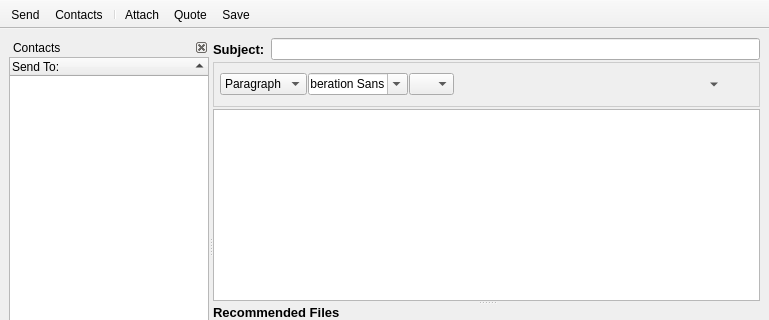
RetroShare/RetroShare, file retroshare-gui/src/gui/msgs/MessageComposer.ui: the form before one commit; both pictures show x 0 to 769 and y 0 to 320 of the 769 by 485 pixel window.
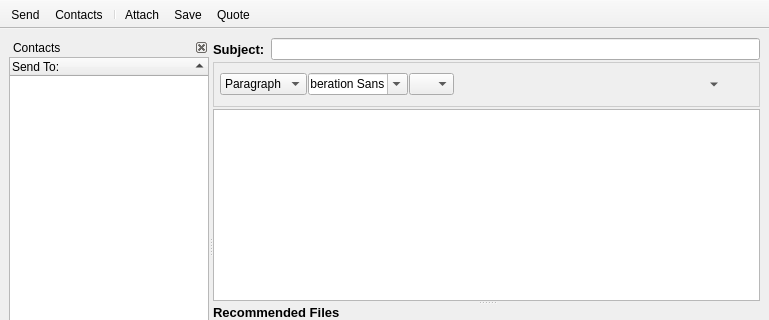
The form after the commit. Icons and pictures are not drawn.

Commit message: moved Quote Action as Last entry in ToolBar

```diff
--- a/retroshare-gui/src/gui/msgs/MessageComposer.ui
+++ b/retroshare-gui/src/gui/msgs/MessageComposer.ui
@@ -678,8 +678,8 @@
    <addaction name="actionContactsView"/>
    <addaction name="separator"/>
    <addaction name="actionAttach"/>
-   <addaction name="actionQuote"/>
    <addaction name="actionSaveas"/>
+   <addaction name="actionQuote"/>
   </widget>
   <action name="actionSend">
    <property name="icon">
```
